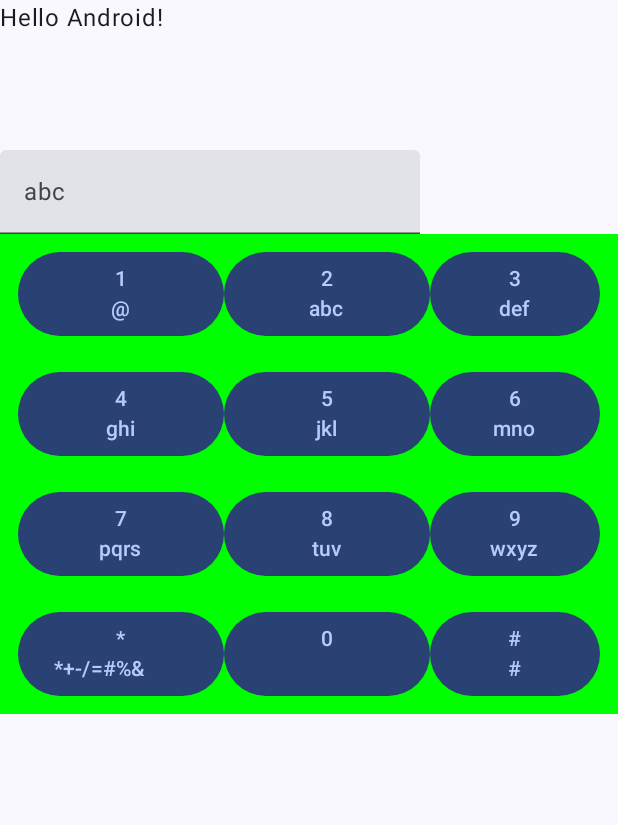
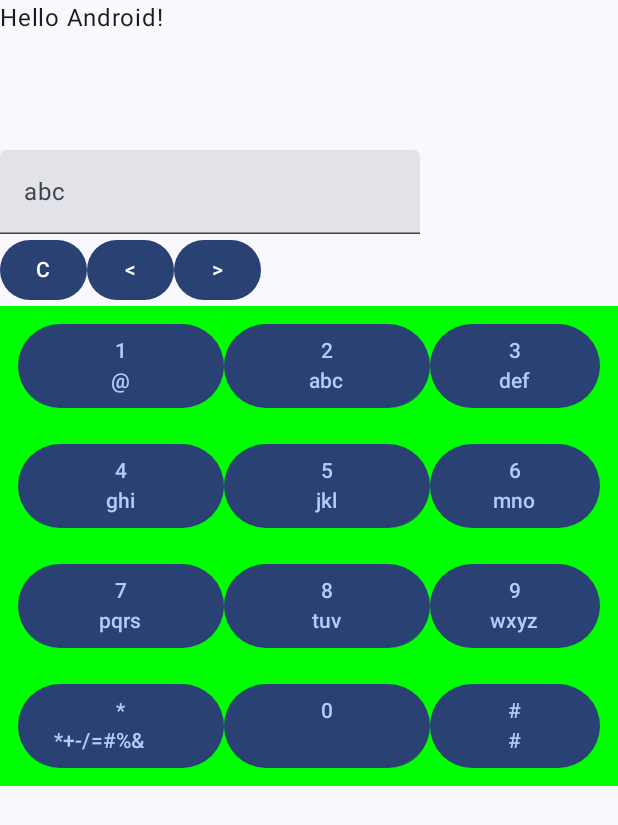
Before and after one commit to MatLeg25/RetroKeyboard, an Android app built with Jetpack Compose: the screen it shows after launch (MainActivity), on a phone screen of 412 x 824 dp. Shown: the top 825 px of the screen. Run offline under Robolectric (Android 15) with nearby library versions, the phone set to English and light mode, and no system bars.

Commit message:
add support action row

```diff
--- a/app/src/main/java/com/example/retrokeyboard/components/CustomKeyboard.kt
+++ b/app/src/main/java/com/example/retrokeyboard/components/CustomKeyboard.kt
@@ -31,6 +31,7 @@ import androidx.compose.ui.platform.LocalViewConfiguration
 import androidx.compose.ui.text.capitalize
 import androidx.compose.ui.text.intl.Locale
 import androidx.compose.ui.text.style.TextOverflow
+import androidx.compose.ui.text.substring
 import androidx.compose.ui.tooling.preview.Preview
 import androidx.compose.ui.unit.dp
 import com.example.retrokeyboard.Config
@@ -73,6 +74,21 @@ fun CustomKeyboard(
                 onValueChange = { text = it },
                 label = { Text(label) }
             )
+            Row {
+                Button(onClick = {
+                    if (text.isNotEmpty()) {
+                        text = text.substring(0, text.length - 1)
+                    }
+                }) {
+                    Text(text = "C")
+                }
+                Button(onClick = { /*TODO*/ }) {
+                    Text(text = "<")
+                }
+                Button(onClick = { /*TODO*/ }) {
+                    Text(text = ">")
+                }
+            }
             Column(Modifier.fillMaxWidth()) {
                 keyboard.getChars().forEach { (_, key) ->
                     Row(
```
